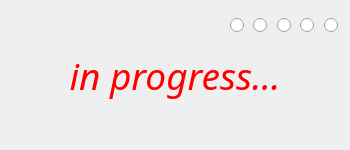
Before: the Qt Designer form view/ui/Help__update.ui in albertolicea00/CRUD-PyQt, drawn with Qt 5.
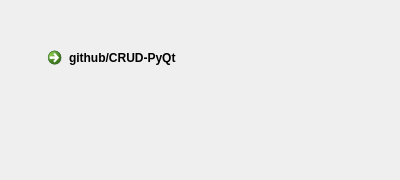
After: the same form once the commit is applied.

```diff
--- a/view/ui/Help__update.ui
+++ b/view/ui/Help__update.ui
@@ -6,149 +6,39 @@
    <rect>
     <x>0</x>
     <y>0</y>
-    <width>350</width>
-    <height>150</height>
+    <width>400</width>
+    <height>180</height>
    </rect>
   </property>
   <property name="minimumSize">
    <size>
-    <width>350</width>
-    <height>150</height>
+    <width>400</width>
+    <height>180</height>
    </size>
   </property>
   <property name="maximumSize">
    <size>
-    <width>350</width>
-    <height>150</height>
+    <width>400</width>
+    <height>180</height>
    </size>
   </property>
   <property name="windowTitle">
    <string>Update</string>
   </property>
-  <widget class="QWidget" name="horizontalLayoutWidget">
+  <widget class="QCommandLinkButton" name="btn_gifcofe">
    <property name="geometry">
     <rect>
-     <x>230</x>
-     <y>10</y>
-     <width>111</width>
-     <height>31</height>
+     <x>40</x>
+     <y>40</y>
+     <width>221</width>
+     <height>51</height>
     </rect>
-   </property>
-   <layout class="QHBoxLayout" name="horizontalLayout">
-    <item>
-     <widget class="QRadioButton" name="rank1">
-      <property name="cursor">
-       <cursorShape>ForbiddenCursor</cursorShape>
-      </property>
-      <property name="text">
-       <string/>
-      </property>
-     </widget>
-    </item>
-    <item>
-     <widget class="QRadioButton" name="rank2">
-      <property name="cursor">
-       <cursorShape>ForbiddenCursor</cursorShape>
-      </property>
-      <property name="text">
-       <string/>
-      </property>
-     </widget>
-    </item>
-    <item>
-     <widget class="QRadioButton" name="rank3">
-      <property name="cursor">
-       <cursorShape>ForbiddenCursor</cursorShape>
-      </property>
-      <property name="text">
-       <string/>
-      </property>
-     </widget>
-    </item>
-    <item>
-     <widget class="QRadioButton" name="rank4">
-      <property name="cursor">
-       <cursorShape>ForbiddenCursor</cursorShape>
-      </property>
-      <property name="text">
-       <string/>
-      </property>
-     </widget>
-    </item>
-    <item>
-     <widget class="QRadioButton" name="rank5">
-      <property name="cursor">
-       <cursorShape>ForbiddenCursor</cursorShape>
-      </property>
-      <property name="text">
-       <string/>
-      </property>
-     </widget>
-    </item>
-   </layout>
-  </widget>
-  <widget class="QLabel" name="lb_progress">
-   <property name="geometry">
-    <rect>
-     <x>0</x>
-     <y>0</y>
-     <width>350</width>
-     <height>150</height>
-    </rect>
-   </property>
-   <property name="sizePolicy">
-    <sizepolicy hsizetype="Preferred" vsizetype="Preferred">
-     <horstretch>0</horstretch>
-     <verstretch>0</verstretch>
-    </sizepolicy>
-   </property>
-   <property name="minimumSize">
-    <size>
-     <width>350</width>
-     <height>150</height>
-    </size>
-   </property>
-   <property name="maximumSize">
-    <size>
-     <width>350</width>
-     <height>150</height>
-    </size>
-   </property>
-   <property name="font">
-    <font>
-     <family>Copperplate Gothic Bold</family>
-     <pointsize>28</pointsize>
-     <weight>50</weight>
-     <italic>true</italic>
-     <bold>false</bold>
-    </font>
    </property>
    <property name="cursor">
-    <cursorShape>ForbiddenCursor</cursorShape>
-   </property>
-   <property name="mouseTracking">
-    <bool>true</bool>
-   </property>
-   <property name="layoutDirection">
-    <enum>Qt::LeftToRight</enum>
-   </property>
-   <property name="styleSheet">
-    <string notr="true">color:rgb(255, 0, 0) ; </string>
+    <cursorShape>ArrowCursor</cursorShape>
    </property>
    <property name="text">
-    <string>in progress...</string>
-   </property>
-   <property name="textFormat">
-    <enum>Qt::PlainText</enum>
-   </property>
-   <property name="scaledContents">
-    <bool>false</bool>
-   </property>
-   <property name="alignment">
-    <set>Qt::AlignCenter</set>
-   </property>
-   <property name="wordWrap">
-    <bool>false</bool>
+    <string>github/CRUD-PyQt</string>
    </property>
   </widget>
  </widget>
```
